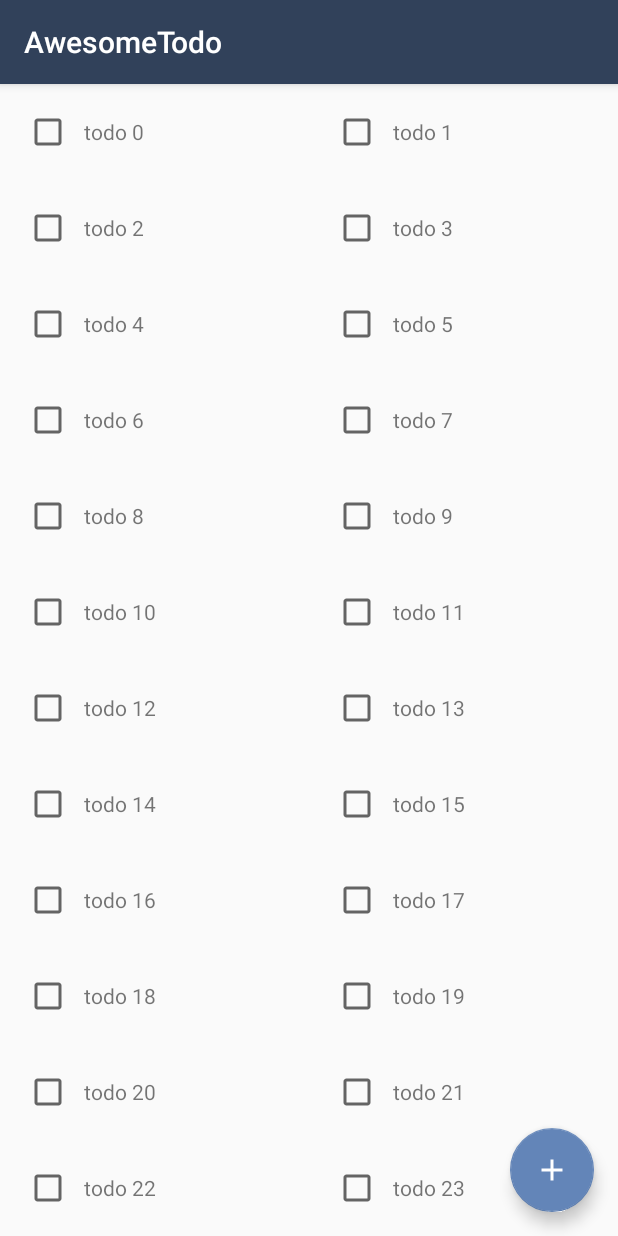
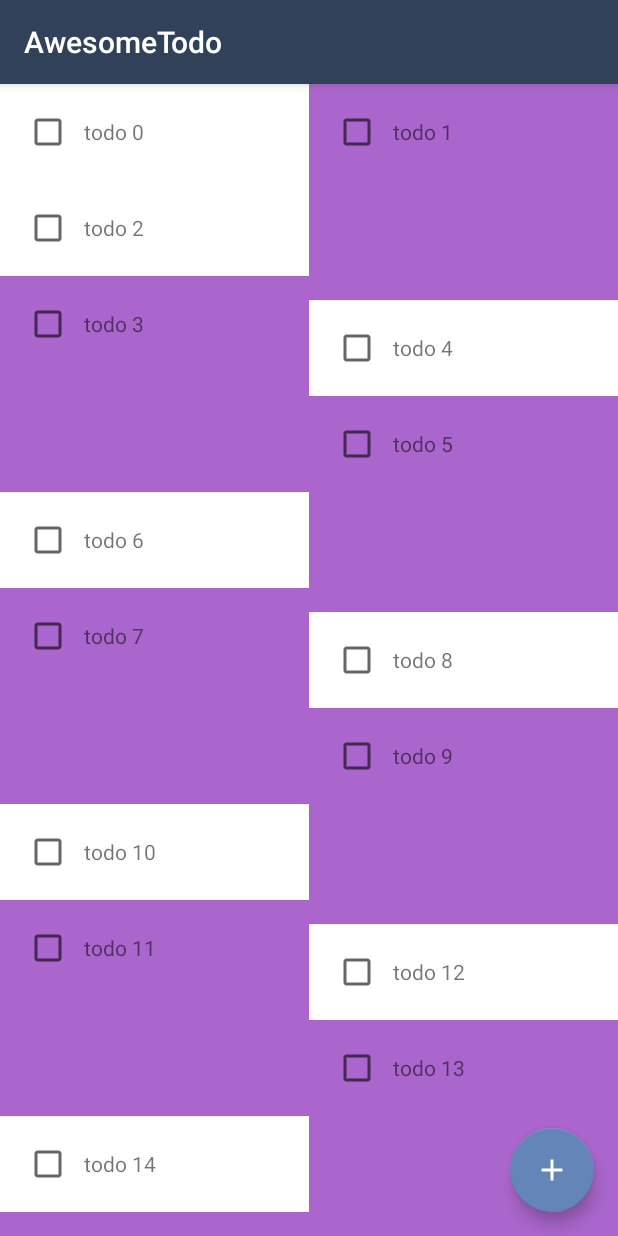
Before and after one commit to zhouz88/AwesomeTodo_recyclerView, an Android app: the screen it shows after launch (MainActivity), on a phone screen of 412 x 824 dp. Run offline under Robolectric (Android 15) with nearby library versions, the phone set to English and light mode, and no system bars.

Commit message:
StaggeredGridLayout

```diff
--- a/app/build.gradle
+++ b/app/build.gradle
@@ -2,7 +2,7 @@ apply plugin: 'com.android.application'
 
 android {
     compileSdkVersion 23
-    buildToolsVersion "23.0.2"
+    buildToolsVersion '25.0.0'
 
     defaultConfig {
         applicationId "com.jiuzhang.guojing.awesometodo"
--- a/app/src/main/java/com/jiuzhang/guojing/awesometodo/MainActivity.java
+++ b/app/src/main/java/com/jiuzhang/guojing/awesometodo/MainActivity.java
@@ -4,9 +4,8 @@ import android.os.Bundle;
 import android.support.annotation.NonNull;
 import android.support.design.widget.FloatingActionButton;
 import android.support.v7.app.AppCompatActivity;
-import android.support.v7.widget.GridLayoutManager;
-import android.support.v7.widget.LinearLayoutManager;
 import android.support.v7.widget.RecyclerView;
+import android.support.v7.widget.StaggeredGridLayoutManager;
 import android.view.View;
 import android.widget.Toast;
 
@@ -36,7 +35,7 @@ public class MainActivity extends AppCompatActivity {
 
     private void setupUI(@NonNull List<Todo> todos) {
         RecyclerView recyclerView = (RecyclerView) findViewById(R.id.main_recycler_view);
-        recyclerView.setLayoutManager(new GridLayoutManager(this, 2)); // try 3 or 4
+        recyclerView.setLayoutManager(new StaggeredGridLayoutManager(2, StaggeredGridLayoutManager.VERTICAL));
         recyclerView.setAdapter(new TodoListAdapter(todos));
     }
 
--- a/app/src/main/java/com/jiuzhang/guojing/awesometodo/TodoListAdapter.java
+++ b/app/src/main/java/com/jiuzhang/guojing/awesometodo/TodoListAdapter.java
@@ -29,6 +29,14 @@ public class TodoListAdapter extends RecyclerView.Adapter {
     public void onBindViewHolder(RecyclerView.ViewHolder holder, int position) {
         Todo todo = data.get(position);
         ((TodoListViewHolder) holder).todoText.setText(todo.text);
+
+        if (position % 2 == 0) {
+            holder.itemView.setBackgroundResource(android.R.color.white);
+            ((TodoListViewHolder) holder).heightPlaceholder.setVisibility(View.GONE);
+        } else {
+            holder.itemView.setBackgroundResource(android.R.color.holo_purple);
+            ((TodoListViewHolder) holder).heightPlaceholder.setVisibility(View.VISIBLE);
+        }
     }
 
     @Override
--- a/app/src/main/java/com/jiuzhang/guojing/awesometodo/TodoListViewHolder.java
+++ b/app/src/main/java/com/jiuzhang/guojing/awesometodo/TodoListViewHolder.java
@@ -3,15 +3,18 @@ package com.jiuzhang.guojing.awesometodo;
 import android.support.annotation.NonNull;
 import android.support.v7.widget.RecyclerView;
 import android.view.View;
+import android.widget.ImageView;
 import android.widget.TextView;
 
 public class TodoListViewHolder extends RecyclerView.ViewHolder {
 
     TextView todoText;
+    ImageView heightPlaceholder;
 
     public TodoListViewHolder(@NonNull View itemView) {
         super(itemView);
 
         todoText = (TextView) itemView.findViewById(R.id.main_list_item_text);
+        heightPlaceholder = (ImageView) itemView.findViewById(R.id.main_list_height_placeholder);
     }
 }
--- a/app/src/main/res/layout/main_list_item.xml
+++ b/app/src/main/res/layout/main_list_item.xml
@@ -1,5 +1,5 @@
 <?xml version="1.0" encoding="utf-8"?>
-<LinearLayout
+<RelativeLayout
     xmlns:android="http://schemas.android.com/apk/res/android"
     xmlns:tools="http://schemas.android.com/tools"
     android:layout_width="match_parent"
@@ -17,6 +17,16 @@
         android:layout_width="wrap_content"
         android:layout_height="wrap_content"
         android:layout_marginLeft="@dimen/spacing_xsmall"
+        android:layout_toRightOf="@+id/main_list_item_check"
+        android:layout_alignBaseline="@id/main_list_item_check"
         tools:text="Task 1"/>
 
-</LinearLayout>
+    <ImageView
+        android:id="@+id/main_list_height_placeholder"
+        android:layout_width="match_parent"
+        android:layout_height="80dp"
+        android:background="@android:color/holo_purple"
+        android:layout_below="@id/main_list_item_check"
+        android:contentDescription="@null"/>
+
+</RelativeLayout>
--- a/build.gradle
+++ b/build.gradle
@@ -5,7 +5,7 @@ buildscript {
         jcenter()
     }
     dependencies {
-        classpath 'com.android.tools.build:gradle:2.1.2'
+        classpath 'com.android.tools.build:gradle:2.3.0'
 
         // NOTE: Do not place your application dependencies here; they belong
         // in the individual module build.gradle files
```
Also changed, not shown: gradle/wrapper/gradle-wrapper.properties, 1 other file.
